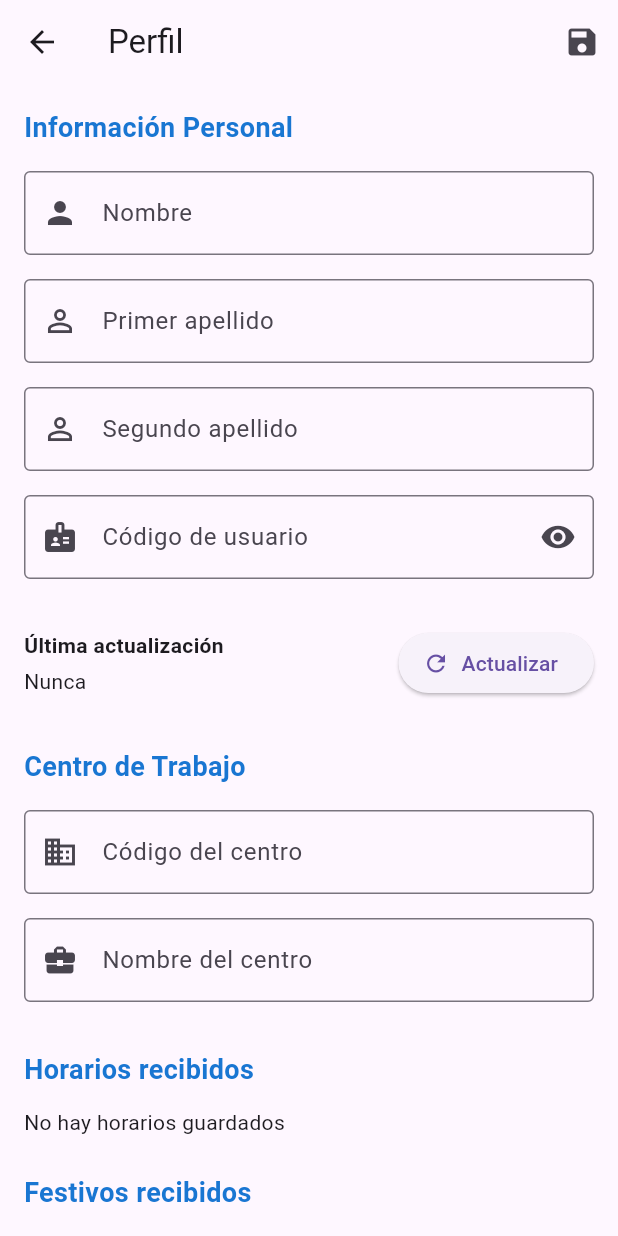
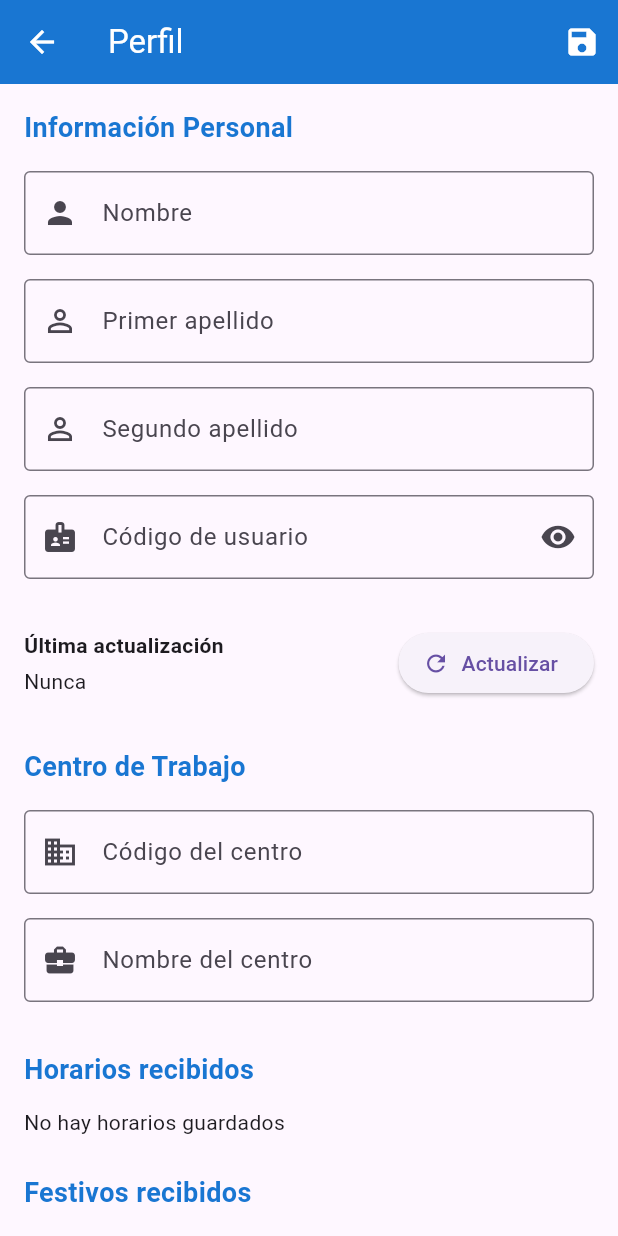
Before and after one commit to pbenav/cth-mobile, a Flutter app: the ProfileScreen screen opened by its route, on a phone screen of 412 x 824 dp. Run offline on Flutter 3.47's test engine with Material 3 defaults, Android fonts, the phone set to English and light mode, and no system bars; our stand-ins replace flutter_secure_storage, shared_preferences, webview_flutter; missing offline and left inert: ndef_record, nfc_manager, nfc_manager_ndef; accounts and stored records are empty.

Commit message:
Fix: Localize history filter labels and homogenize AppBar styling across all screens

```diff
--- a/lib/i18n/es.json
+++ b/lib/i18n/es.json
@@ -47,8 +47,8 @@
   "clock.exceptional_start": "Inicio excepcional",
   "history.title": "Historial",
   "history.filter.today": "Hoy",
-  "history.filter_week": "Esta semana",
-  "history.filter_month": "Este mes",
+  "history.filter.week": "Esta semana",
+  "history.filter.month": "Este mes",
   "schedule.title": "Horario",
   "schedule.save_success": "Horario guardado correctamente",
   "retry": "Reintentar",
--- a/lib/screens/profile_screen.dart
+++ b/lib/screens/profile_screen.dart
@@ -204,7 +204,11 @@ class _ProfileScreenState extends State<ProfileScreen> {
   Widget build(BuildContext context) {
     if (_isLoading) {
       return Scaffold(
-        appBar: AppBar(title: const Text('Perfil')),
+        appBar: AppBar(
+          title: const Text('Perfil'),
+          backgroundColor: const Color(AppConstants.primaryColorValue),
+          foregroundColor: Colors.white,
+        ),
         body: const Center(child: CircularProgressIndicator()),
       );
     }
@@ -212,6 +216,8 @@ class _ProfileScreenState extends State<ProfileScreen> {
     return Scaffold(
       appBar: AppBar(
         title: const Text('Perfil'),
+        backgroundColor: const Color(AppConstants.primaryColorValue),
+        foregroundColor: Colors.white,
         actions: [
           IconButton(
             icon: const Icon(Icons.save),
--- a/lib/screens/schedule_screen.dart
+++ b/lib/screens/schedule_screen.dart
@@ -177,6 +177,8 @@ class _ScheduleScreenState extends State<ScheduleScreen> {
     return Scaffold(
       appBar: AppBar(
         title: Text(I18n.of('schedule.title')),
+        backgroundColor: const Color(AppConstants.primaryColorValue),
+        foregroundColor: Colors.white,
         actions: [
           if (!_isLoading && _schedule != null)
             if (_isEditing) ...[
```
